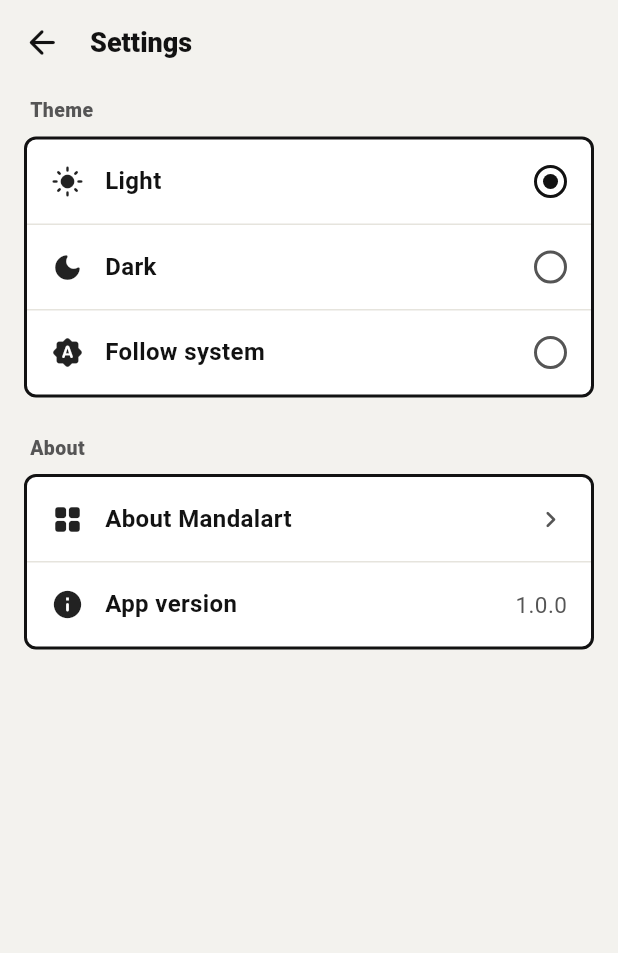
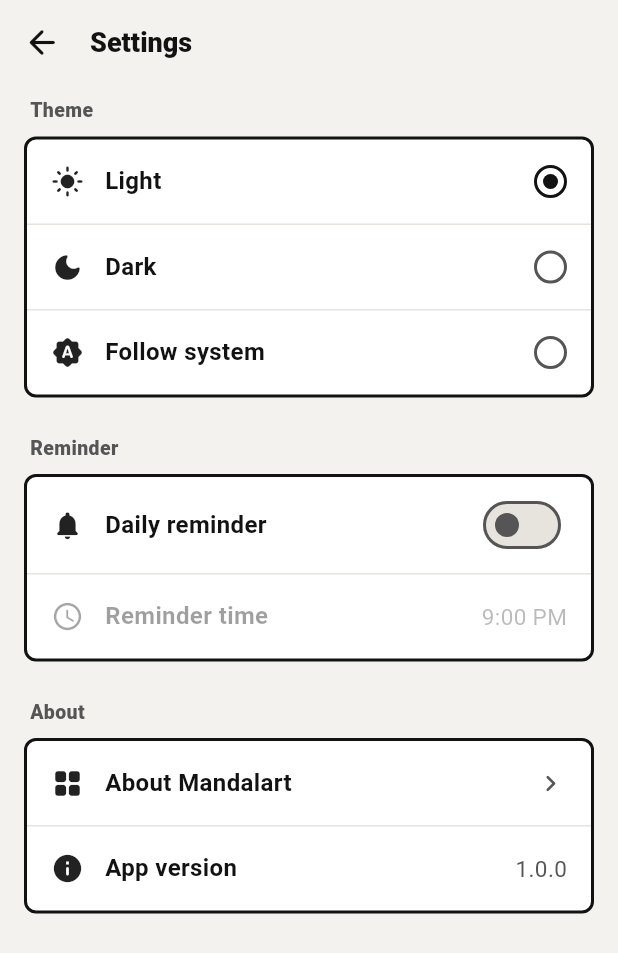
Before and after one commit to myoungsc/minMandalart, a Flutter app: the screen it shows after launch, after a tap on the "settings" icon, on a phone screen of 412 x 824 dp. Shown: the top 953 px of the screen. Run offline on Flutter 3.47's test engine with Material 3 defaults, Android fonts, the phone set to English and light mode, and no system bars; our stand-ins replace easy_localization, flutter_local_notifications, flutter_riverpod, flutter_timezone, google_mobile_ads, share_plus and 3 more; accounts and stored records are empty.

Commit message:
하루 한 번 알림 추가 (5단계)
- 설정에 알림 그룹: 매일 알림 스위치, 알림 시각(기본 21:00, 꺼져 있으면 비활성)
- 권한은 스위치를 켤 때만 요청, 거부되면 꺼진 채로 안내 스낵바
- ReminderService: 기기 시간대 적용(flutter_timezone), 비정확 알람, 매일 반복, 알림 id 1개
- 앱 시작 때 켜져 있으면 번역 로드 뒤 현재 언어로 다시 예약
- Android: POST_NOTIFICATIONS, RECEIVE_BOOT_COMPLETED, 예약 리시버 2개, desugaring
- iOS: UNUserNotificationCenter delegate 지정
- flutter_local_notifications는 22.3.x 사용 (23.x는 AGP 9, compileSdk 37 필요)
- 번역 6개 언어, 설정·시각 계산·화면 테스트 추가

Co-Authored-By: Claude Opus 5.5 <noreply@anthropic.com>

```diff
--- a/assets/translations/en.json
+++ b/assets/translations/en.json
@@ -95,7 +95,11 @@
     "theme_system": "Follow system",
     "info_section": "About",
     "about": "About Mandalart",
-    "version": "App version"
+    "version": "App version",
+    "reminder_section": "Reminder",
+    "reminder_enabled": "Daily reminder",
+    "reminder_time": "Reminder time",
+    "reminder_denied": "Notifications are turned off. Allow them in your device settings."
   },
   "about": {
     "title": "About Mandalart",
@@ -107,5 +111,9 @@
     "step2": "Write the key elements in the 8 surrounding cells",
     "step3": "Write specific actions for each element",
     "step4": "Track your progress and reach your goal"
+  },
+  "reminder": {
+    "title": "Check today's goals",
+    "body": "Take a minute to look at your board and tick off what you did."
   }
 }
--- a/assets/translations/ko.json
+++ b/assets/translations/ko.json
@@ -95,7 +95,11 @@
     "theme_system": "시스템 설정 따름",
     "info_section": "정보",
     "about": "만다라트 소개",
-    "version": "앱 버전"
+    "version": "앱 버전",
+    "reminder_section": "알림",
+    "reminder_enabled": "매일 알림",
+    "reminder_time": "알림 시각",
+    "reminder_denied": "알림이 꺼져 있어요. 기기 설정에서 허용해 주세요."
   },
   "about": {
     "title": "만다라트 소개",
@@ -107,5 +111,9 @@
     "step2": "주변 8칸에 핵심 요소를 작성합니다",
     "step3": "요소별로 구체적인 실행 방법을 작성합니다",
     "step4": "진행 상황을 체크하며 목표를 달성합니다"
+  },
+  "reminder": {
+    "title": "오늘 목표 확인",
+    "body": "보드를 열어 오늘 한 일을 체크해 보세요."
   }
 }
--- a/lib/core/providers/settings_provider.dart
+++ b/lib/core/providers/settings_provider.dart
@@ -3,22 +3,35 @@ import 'package:flutter_riverpod/flutter_riverpod.dart';
 import 'package:shared_preferences/shared_preferences.dart';
 
 const _themeModeKey = 'theme_mode';
+const _reminderEnabledKey = 'reminder_enabled';
+// 하루 중 분(0~1439)으로 저장한다.
+const _reminderMinutesKey = 'reminder_minutes';
+
+const defaultReminderTime = TimeOfDay(hour: 21, minute: 0);
 
 /// 앱 시작 때 main에서 채운다. 없으면 저장 없이 메모리에서만 동작한다.
 final sharedPreferencesProvider = Provider<SharedPreferences?>((ref) => null);
 
 class AppSettings {
   final ThemeMode themeMode;
+  final bool reminderEnabled;
+  final TimeOfDay reminderTime;
 
   AppSettings({
     this.themeMode = ThemeMode.light,
+    this.reminderEnabled = false,
+    this.reminderTime = defaultReminderTime,
   });
 
   AppSettings copyWith({
     ThemeMode? themeMode,
+    bool? reminderEnabled,
+    TimeOfDay? reminderTime,
   }) {
     return AppSettings(
       themeMode: themeMode ?? this.themeMode,
+      reminderEnabled: reminderEnabled ?? this.reminderEnabled,
+      reminderTime: reminderTime ?? this.reminderTime,
     );
   }
 }
@@ -27,7 +40,11 @@ class SettingsNotifier extends StateNotifier<AppSettings> {
   final SharedPreferences? _prefs;
 
   SettingsNotifier([this._prefs])
-    : super(AppSettings(themeMode: _readThemeMode(_prefs)));
+    : super(AppSettings(
+        themeMode: _readThemeMode(_prefs),
+        reminderEnabled: _prefs?.getBool(_reminderEnabledKey) ?? false,
+        reminderTime: _readReminderTime(_prefs),
+      ));
 
   static ThemeMode _readThemeMode(SharedPreferences? prefs) {
     final saved = prefs?.getString(_themeModeKey);
@@ -35,9 +52,27 @@ class SettingsNotifier extends StateNotifier<AppSettings> {
         ThemeMode.light;
   }
 
+  static TimeOfDay _readReminderTime(SharedPreferences? prefs) {
+    final minutes = prefs?.getInt(_reminderMinutesKey);
+    if (minutes == null || minutes < 0 || minutes >= 24 * 60) {
+      return defaultReminderTime;
+    }
+    return TimeOfDay(hour: minutes ~/ 60, minute: minutes % 60);
+  }
+
   void setThemeMode(ThemeMode mode) {
     state = state.copyWith(themeMode: mode);
     _prefs?.setString(_themeModeKey, mode.name);
+  }
+
+  void setReminderEnabled(bool enabled) {
+    state = state.copyWith(reminderEnabled: enabled);
+    _prefs?.setBool(_reminderEnabledKey, enabled);
+  }
+
+  void setReminderTime(TimeOfDay time) {
+    state = state.copyWith(reminderTime: time);
+    _prefs?.setInt(_reminderMinutesKey, time.hour * 60 + time.minute);
   }
 }
 
--- a/lib/main.dart
+++ b/lib/main.dart
@@ -2,6 +2,7 @@ import 'package:flutter/material.dart';
 import 'package:flutter_riverpod/flutter_riverpod.dart';
 import 'package:easy_localization/easy_localization.dart';
 import 'package:shared_preferences/shared_preferences.dart';
+import 'core/notifications/reminder_service.dart';
 import 'core/theme/app_theme.dart';
 import 'core/providers/settings_provider.dart';
 import 'core/widgets/mm_widgets.dart';
@@ -49,8 +50,39 @@ class MyApp extends ConsumerWidget {
       localizationsDelegates: context.localizationDelegates,
       supportedLocales: context.supportedLocales,
       locale: context.locale,
-      builder: dismissKeyboardOnTap,
+      builder: (context, child) =>
+          _ReminderResync(child: dismissKeyboardOnTap(context, child)),
       home: const HomeScreen(),
     );
   }
 }
+
+/// 알림 문구는 예약한 시점의 언어로 저장된다. 앱을 켤 때 알림이 켜져 있으면 지금 언어로 다시 예약한다.
+/// MyApp(Localizations 바깥)의 첫 프레임은 번역 로드 전이라 키 문자열이 그대로 들어간다.
+/// 그래서 번역이 로드된 뒤에야 그려지는 MaterialApp.builder 안쪽에서 한 번만 실행한다.
+class _ReminderResync extends ConsumerStatefulWidget {
+  final Widget child;
+
+  const _ReminderResync({required this.child});
+
+  @override
+  ConsumerState<_ReminderResync> createState() => _ReminderResyncState();
+}
+
+class _ReminderResyncState extends ConsumerState<_ReminderResync> {
+  @override
+  void initState() {
+    super.initState();
+    // 첫 프레임을 막지 않게 그린 뒤에 시작하고 기다리지 않는다.
+    WidgetsBinding.instance.addPostFrameCallback((_) {
+      final settings = ref.read(settingsProvider);
+      if (!settings.reminderEnabled) return;
+      syncReminder(ref.read(reminderServiceProvider), settings).catchError(
+        (Object e) => debugPrint('알림 다시 예약 실패: $e'),
+      );
+    });
+  }
+
+  @override
+  Widget build(BuildContext context) => widget.child;
+}
--- a/lib/screens/settings_screen.dart
+++ b/lib/screens/settings_screen.dart
@@ -2,6 +2,7 @@ import 'package:easy_localization/easy_localization.dart';
 import 'package:flutter/material.dart';
 import 'package:flutter_riverpod/flutter_riverpod.dart';
 
+import '../core/notifications/reminder_service.dart';
 import '../core/providers/settings_provider.dart';
 import '../core/theme/app_theme.dart';
 import '../core/widgets/mm_widgets.dart';
@@ -9,13 +10,68 @@ import 'about_mandalart_screen.dart';
 
 const _appVersion = '1.0.0';
 
-class SettingsScreen extends ConsumerWidget {
+class SettingsScreen extends ConsumerStatefulWidget {
   const SettingsScreen({super.key});
 
   @override
-  Widget build(BuildContext context, WidgetRef ref) {
+  ConsumerState<SettingsScreen> createState() => _SettingsScreenState();
+}
+
+class _SettingsScreenState extends ConsumerState<SettingsScreen> {
+  // 권한 팝업이나 예약이 끝나기 전에 다시 누르면 무시한다.
+  bool _busy = false;
+
+  Future<void> _setReminderEnabled(bool on) => _guard(() async {
+    final service = ref.read(reminderServiceProvider);
+    final notifier = ref.read(settingsProvider.notifier);
+    final current = ref.read(settingsProvider);
+    // 권한은 켤 때만 묻는다. 거부되면 스위치는 꺼진 채로 둔다.
+    if (on && !await service.requestPermission()) {
+      if (mounted) {
+        showMmSnack(ScaffoldMessenger.of(context), context, 'settings.reminder_denied'.tr());
+      }
+      return;
+    }
+    notifier.setReminderEnabled(on);
+    await syncReminder(service, current.copyWith(reminderEnabled: on));
+  });
+
+  Future<void> _pickReminderTime() => _guard(() async {
+    final service = ref.read(reminderServiceProvider);
+    final notifier = ref.read(settingsProvider.notifier);
+    final current = ref.read(settingsProvider);
+    final picked = await showTimePicker(context: context, initialTime: current.reminderTime);
+    if (picked == null) return;
+    notifier.setReminderTime(picked);
+    await syncReminder(service, current.copyWith(reminderTime: picked));
+  });
+
+  Future<void> _guard(Future<void> Function() body) async {
+    if (_busy) return;
+    final notifier = ref.read(settingsProvider.notifier);
+    setState(() => _busy = true);
+    try {
+      await body();
+    } catch (e) {
+      // 예약에 실패하면 켜진 것처럼 보이지 않게 끈다.
+      notifier.setReminderEnabled(false);
+      if (mounted) {
+        showMmSnack(
+          ScaffoldMessenger.of(context),
+          context,
+          'common.error'.tr(namedArgs: {'error': '$e'}),
+        );
+      }
+    } finally {
+      if (mounted) setState(() => _busy = false);
+    }
+  }
+
+  @override
+  Widget build(BuildContext context) {
     final c = context.mm;
-    final selected = ref.watch(settingsProvider).themeMode;
+    final settings = ref.watch(settingsProvider);
+    final selected = settings.themeMode;
     final notifier = ref.read(settingsProvider.notifier);
     return Scaffold(
       appBar: AppBar(
@@ -43,6 +99,35 @@ class SettingsScreen extends ConsumerWidget {
                     onTap: () => notifier.setThemeMode(mode),
                     trailing: _Radio(selected: selected == mode),
                   ),
+              ],
+            ),
+            const SizedBox(height: 24),
+            _SectionLabel('settings.reminder_section'.tr()),
+            _Group(
+              children: [
+                _Row(
+                  icon: Icons.notifications_rounded,
+                  label: 'settings.reminder_enabled'.tr(),
+                  toggled: settings.reminderEnabled,
+                  onTap: () => _setReminderEnabled(!settings.reminderEnabled),
+                  // 행 전체가 스위치 역할을 하므로 스위치 자체는 스크린리더에서 뺀다.
+                  trailing: ExcludeSemantics(
+                    child: Switch(
+                      value: settings.reminderEnabled,
+                      onChanged: _setReminderEnabled,
+                    ),
+                  ),
+                ),
+                _Row(
+                  icon: Icons.schedule_rounded,
+                  label: 'settings.reminder_time'.tr(),
+                  enabled: settings.reminderEnabled,
+                  onTap: _pickReminderTime,
+                  trailing: Text(
+                    settings.reminderTime.format(context),
+                    style: TextStyle(fontSize: 15, color: c.muted),
+                  ),
+                ),
               ],
             ),
             const SizedBox(height: 24),
@@ -130,6 +215,8 @@ class _Row extends StatelessWidget {
   final String label;
   final Widget trailing;
   final bool? selected;
+  final bool? toggled;
+  final bool enabled;
   final VoidCallback? onTap;
 
   const _Row({
@@ -137,18 +224,22 @@ class _Row extends StatelessWidget {
     required this.label,
     required this.trailing,
     this.selected,
+    this.toggled,
+    this.enabled = true,
     this.onTap,
   });
 
   @override
   Widget build(BuildContext context) {
-    return Semantics(
+    final row = Semantics(
       // 행마다 별도 요소로 둔다. 합쳐지면 스크린리더가 행을 구분해 누를 수 없다.
       container: true,
       inMutuallyExclusiveGroup: selected != null,
       checked: selected,
+      toggled: toggled,
+      enabled: enabled ? null : false,
       child: InkWell(
-        onTap: onTap,
+        onTap: enabled ? onTap : null,
         child: ConstrainedBox(
           constraints: const BoxConstraints(minHeight: 56),
           child: Padding(
@@ -175,6 +266,7 @@ class _Row extends StatelessWidget {
         ),
       ),
     );
+    return enabled ? row : Opacity(opacity: 0.4, child: row);
   }
 }
 
--- a/pubspec.yaml
+++ b/pubspec.yaml
@@ -30,6 +30,9 @@ dependencies:
   share_plus: ^13.3.1
   shared_preferences: ^2.5.6
   google_mobile_ads: ^9.2.0
+  flutter_local_notifications: ^22.3.3
+  timezone: ^0.11.2
+  flutter_timezone: ^5.1.1
 
 dev_dependencies:
   flutter_test:
```
Also changed, not shown: assets/translations/es.json (+9 -1 lines), assets/translations/fr.json (+9 -1 lines), assets/translations/ja.json (+9 -1 lines), assets/translations/ru.json (+9 -1 lines), lib/core/notifications/reminder_service.dart (added, +148 -0 lines), pubspec.lock, 13 other files.
